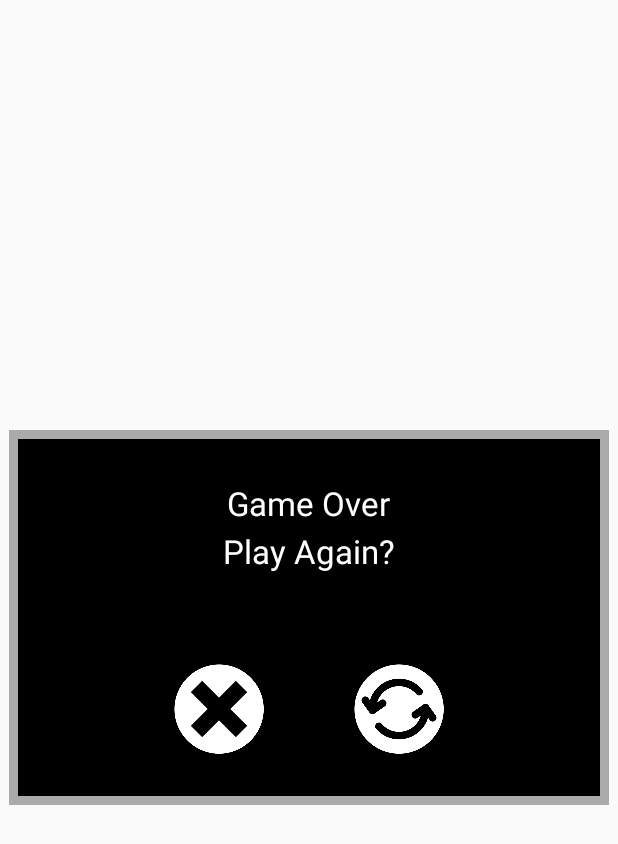
After one commit to BossyFi/JuegoGrupoG, an Android app: the layout dialog_game_over.xml on its own in the app's theme, with its tools: preview values and no code run, on a phone screen of 412 x 824 dp. The commit adds this screen. Shown: the top 844 px of the screen. Run offline under Robolectric (Android 15) with nearby library versions, the phone set to English and light mode, and no system bars.

Commit message:
- Ahora existe un layout de Game Over

```diff
--- /dev/null
+++ b/app/src/main/res/layout/dialog_game_over.xml
@@ -0,0 +1,45 @@
+<?xml version="1.0" encoding="utf-8"?>
+<RelativeLayout xmlns:android="http://schemas.android.com/apk/res/android"
+    android:layout_width="@dimen/dialog_width"
+    android:layout_height="@dimen/dialog_height"
+    android:layout_gravity="center"
+    android:background="@drawable/dialog_bg">
+
+    <TextView
+        style="@android:style/TextAppearance.Large"
+        android:layout_width="wrap_content"
+        android:layout_height="wrap_content"
+        android:layout_centerHorizontal="true"
+        android:layout_marginTop="@dimen/activity_vertical_margin"
+        android:text="@string/game_over"
+        android:textColor="@color/text_color" />
+
+    <TextView
+        style="@android:style/TextAppearance.Large"
+        android:layout_width="wrap_content"
+        android:layout_height="wrap_content"
+        android:layout_centerHorizontal="true"
+        android:layout_marginTop="@dimen/activity_vertical_marginx2"
+        android:text="@string/play_again"
+        android:textColor="@color/text_color" />
+
+    <LinearLayout
+        android:layout_width="wrap_content"
+        android:layout_height="wrap_content"
+        android:layout_alignParentBottom="true"
+        android:layout_centerHorizontal="true"
+        android:layout_marginBottom="@dimen/activity_vertical_margin">
+
+        <ImageView
+            android:id="@+id/exit_game"
+            style="@style/iconButton"
+            android:layout_marginEnd="@dimen/btn_round_size"
+            android:layout_marginRight="@dimen/btn_round_size"
+            android:src="@drawable/x" />
+
+        <ImageView
+            android:id="@+id/btn_play_again"
+            style="@style/iconButton"
+            android:src="@drawable/again" />
+    </LinearLayout>
+</RelativeLayout>
--- a/app/src/main/res/values/dimens.xml
+++ b/app/src/main/res/values/dimens.xml
@@ -3,6 +3,7 @@
     <!-- Default screen margins, per the Android Design guidelines. -->
     <dimen name="activity_horizontal_margin">16dp</dimen>
     <dimen name="activity_vertical_margin">16dp</dimen>
+    <dimen name="activity_vertical_marginx2">48dp</dimen>
     <dimen name="activity_less_vertical_margin">8dp</dimen>
     <dimen name="keypad_size">56dp</dimen>
     <dimen name="square_button_padding">18dp</dimen>
--- a/app/src/main/res/values/strings.xml
+++ b/app/src/main/res/values/strings.xml
@@ -16,5 +16,7 @@
     <string name="score">Score</string>
     <string name="lives">Lifes</string>
     <string name="exit_confirm">Exit Game?</string>
+    <string name="game_over">Game Over</string>
+    <string name="play_again">Play Again?</string>
 
 </resources>
```
Also changed, not shown: app/src/main/java/dadm/scaffold/counter/GameFragment.java (+50 -2 lines), app/src/main/java/dadm/scaffold/counter/GameOverDialog.java (added, +45 -0 lines), app/src/main/java/dadm/scaffold/space/GameController.java (+24 -1 lines), app/src/main/res/drawable/again.png (added).
